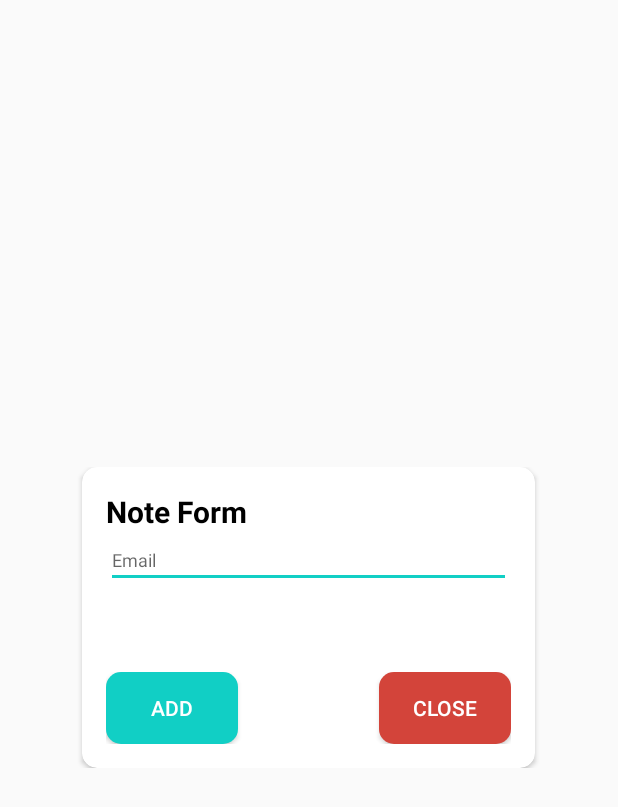
After one commit to TranVu1999/NMS, an Android app: the layout layout_add_note.xml on its own in the app's theme, with its tools: preview values and no code run, on a phone screen of 412 x 824 dp. The commit adds this screen. Shown: the top 807 px of the screen. Run offline under Robolectric (Android 15) with nearby library versions, the phone set to English and light mode, and no system bars.

Commit message:
complte add category form

```diff
--- /dev/null
+++ b/NMS/app/src/main/res/drawable/btn_cancel.xml
@@ -0,0 +1,12 @@
+<?xml version="1.0" encoding="utf-8"?>
+<selector xmlns:android="http://schemas.android.com/apk/res/android"
+    >
+    <item>
+        <shape>
+            <solid android:color="@color/colorRed"/>
+            <corners android:radius="10dp"/>
+        </shape>
+    </item>
+
+
+</selector>
--- /dev/null
+++ b/NMS/app/src/main/res/drawable/btn_save.xml
@@ -0,0 +1,12 @@
+<?xml version="1.0" encoding="utf-8"?>
+<selector xmlns:android="http://schemas.android.com/apk/res/android"
+    >
+    <item>
+        <shape>
+            <solid android:color="@color/colorAccent"/>
+            <corners android:radius="10dp"/>
+        </shape>
+    </item>
+
+
+</selector>
--- /dev/null
+++ b/NMS/app/src/main/res/layout/layout_add_note.xml
@@ -0,0 +1,94 @@
+<?xml version="1.0" encoding="utf-8"?>
+<androidx.constraintlayout.widget.ConstraintLayout
+    xmlns:android="http://schemas.android.com/apk/res/android"
+    xmlns:app="http://schemas.android.com/apk/res-auto"
+    android:layout_gravity="center"
+    android:layout_width="350dp"
+    android:layout_height="wrap_content">
+
+    <androidx.cardview.widget.CardView
+        android:layout_width="0dp"
+        android:layout_height="wrap_content"
+        android:layout_marginStart="24dp"
+        android:layout_marginEnd="24dp"
+
+        app:layout_constraintBottom_toBottomOf="parent"
+        app:layout_constraintEnd_toEndOf="parent"
+        app:layout_constraintStart_toStartOf="parent"
+        app:layout_constraintTop_toTopOf="parent"
+        app:cardCornerRadius="10dp">
+
+        <LinearLayout
+            android:layout_width="match_parent"
+            android:layout_height="wrap_content"
+            android:orientation="vertical"
+            android:weightSum="10"
+            android:padding="16dp">
+
+            <LinearLayout
+                android:layout_width="match_parent"
+                android:layout_height="wrap_content"
+                android:orientation="vertical"
+                android:layout_weight="2"
+                android:layout_marginBottom="16dp">
+
+                <TextView
+                    android:id="@+id/textView3"
+                    android:layout_width="wrap_content"
+                    android:layout_height="wrap_content"
+                    android:text="Note Form"
+                    android:textSize="20sp"
+                    android:textStyle="bold"
+                    android:textColor="#000"/>
+
+                <EditText
+                    android:layout_weight="6"
+                    android:id="@+id/editTextEmail"
+                    style="@style/modifiedEditText"
+                    android:hint="@string/login_email_hint"
+                    android:inputType="textEmailAddress"
+                    android:maxLines="1"/>
+
+                <Spinner
+                    android:id="@+id/spinnerCate"
+                    android:layout_width="match_parent"
+                    android:layout_height="wrap_content"
+                    android:layout_marginTop="20dp"
+                    android:layout_marginBottom="20dp"
+                    android:background="@color/colorAccent"
+                    android:spinnerMode="dropdown"/>
+            </LinearLayout>
+
+
+
+            <RelativeLayout
+                android:layout_width="match_parent"
+                android:layout_height="match_parent"
+                android:orientation="horizontal">
+
+                <Button
+                    android:id="@+id/btnSaveData"
+                    android:layout_width="wrap_content"
+                    android:layout_height="wrap_content"
+                    android:text="Add"
+                    android:layout_alignParentLeft="true"
+                    android:layout_alignParentTop="true"
+                    android:background="@drawable/btn_save"
+                    android:textColor="#fff"/>
+
+                <Button
+                    android:id="@+id/btnCloseDialog"
+                    android:layout_width="wrap_content"
+                    android:layout_height="wrap_content"
+                    android:text="Close"
+                    android:layout_alignParentRight="true"
+                    android:layout_alignParentTop="true"
+                    android:background="@drawable/btn_cancel"
+                    android:textColor="#fff"/>
+
+            </RelativeLayout>
+
+        </LinearLayout>
+    </androidx.cardview.widget.CardView>
+
+</androidx.constraintlayout.widget.ConstraintLayout>
--- a/NMS/app/src/main/res/values/colors.xml
+++ b/NMS/app/src/main/res/values/colors.xml
@@ -12,4 +12,8 @@
     <color name="whiteTextColor">#fff</color>
     <color name="primaryTextColor">#11CFC5</color>
 
+    <color name="colorYellow">#FFC107</color>
+    <color name="colorRed">#D3443A</color>
+
+
 </resources>
--- a/NMS/app/src/main/res/values/strings.xml
+++ b/NMS/app/src/main/res/values/strings.xml
@@ -2,4 +2,10 @@
     <string name="app_name">ModernLogin</string>
     <string name="login_email_hint">Email</string>
     <string name="login_password_hint">Password</string>
+
+    <string-array name="list">
+        <item>Apple</item>
+        <item>Banana</item>
+        <item>Carrot</item>
+    </string-array>
 </resources>
```
Also changed, not shown: NMS/app/src/main/AndroidManifest.xml (+13 -5 lines), NMS/app/src/main/java/tranvu203107/dmt/nms/DemoDialogActivity.java (added, +92 -0 lines), NMS/app/src/main/res/drawable-anydpi/ic_action_down.xml (added, +11 -0 lines), NMS/app/src/main/res/drawable/btn_bg.xml (added, +9 -0 lines), NMS/app/src/main/res/drawable/ic_close.xml (added, +10 -0 lines), NMS/app/src/main/res/layout/activity_demo_dialog.xml (added, +30 -0 lines), NMS/app/src/main/res/layout/layout_add_cate_form.xml (added, +81 -0 lines), NMS/app/src/main/res/layout/win_dialog.xml (added, +89 -0 lines), NMS/app/src/main/res/drawable-hdpi/ic_action_down.png (added), NMS/app/src/main/res/drawable-mdpi/ic_action_down.png (added), NMS/app/src/main/res/drawable-xhdpi/ic_action_down.png (added), NMS/app/src/main/res/drawable-xxhdpi/ic_action_down.png (added).
